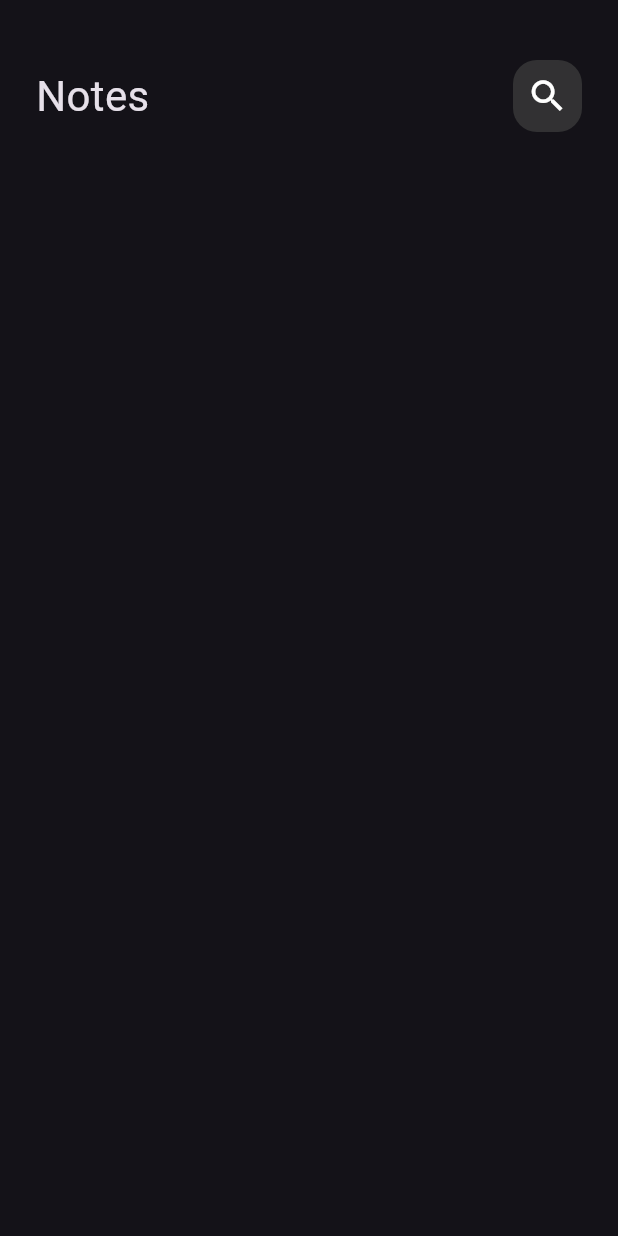
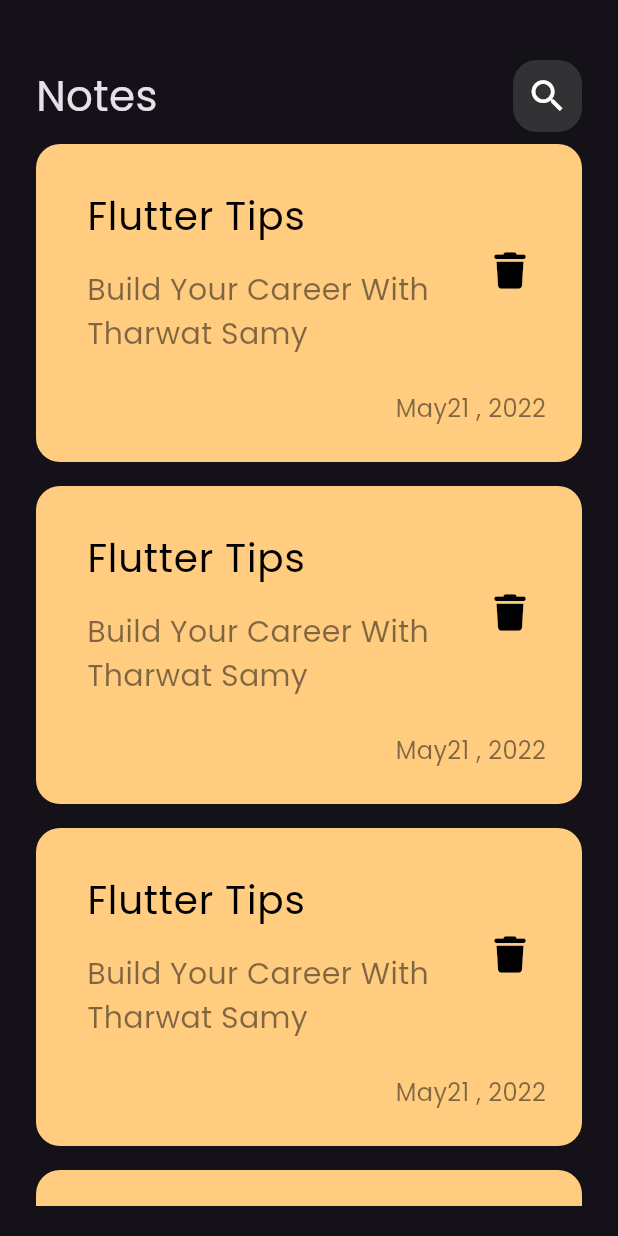
Before and after one commit to laithkhalil17/notes_app_la, a Flutter app: the screen it shows after launch, on a phone screen of 412 x 824 dp. Run offline on Flutter 3.47's test engine with Material 3 defaults, Android fonts, the phone set to English and light mode, and no system bars; our stand-ins replace font_awesome_flutter.

Commit message:
create notes list view

```diff
--- a/lib/main.dart
+++ b/lib/main.dart
@@ -11,7 +11,7 @@
   @override
   Widget build(BuildContext context) {
     return MaterialApp(
-      theme: ThemeData(brightness: Brightness.dark),
+      theme: ThemeData(brightness: Brightness.dark,fontFamily:'Poppins' ),
       home: NotesView(),
     );
   }
--- /dev/null
+++ b/lib/widgets/note_item.dart
@@ -0,0 +1,58 @@
+import 'package:flutter/material.dart';
+import 'package:font_awesome_flutter/font_awesome_flutter.dart';
+
+class NoteItem extends StatelessWidget {
+  const NoteItem({super.key});
+
+  @override
+  Widget build(BuildContext context) {
+    return Container(
+      padding: const EdgeInsets.only(top: 20, bottom: 24, left: 18),
+      decoration: BoxDecoration(
+        color: const Color.fromARGB(255, 255, 204, 128),
+        borderRadius: BorderRadius.circular(16),
+      ),
+      child: Column(
+        crossAxisAlignment: CrossAxisAlignment.end,
+        children: [
+          ListTile(
+            title: const Text(
+              'Flutter Tips',
+              style: TextStyle(color: Colors.black,
+               fontSize: 26),
+            ),
+            subtitle: Padding(
+              padding: const EdgeInsets.only(top: 16,bottom: 16),
+              child: Text(
+                'Build Your Career With Tharwat Samy ',
+                style: TextStyle(
+                    color: Colors.black.withOpacity(.5),
+                    fontSize: 20),
+              ),
+            ),
+            trailing: Padding(
+              padding: const EdgeInsets.only(bottom: 22),
+              child: IconButton(
+                onPressed: () {},
+                icon: const Icon(
+                  FontAwesomeIcons.trash,
+                  color: Colors.black,
+                  size: 24,
+                ),
+              ),
+            ),
+          ),
+          Padding(
+            padding: const EdgeInsets.only(right: 24),
+            child: Text(
+              'May21 , 2022',
+              style:
+                  TextStyle(color: Colors.black.withOpacity(.5),
+                  fontSize: 16),
+            ),
+          )
+        ],
+      ),
+    );
+  }
+}
--- /dev/null
+++ b/lib/widgets/notes_list_view.dart
@@ -0,0 +1,16 @@
+import 'package:flutter/material.dart';
+import 'package:notes_app_la/widgets/note_item.dart';
+
+class NotesListView extends StatelessWidget {
+  const NotesListView({super.key});
+
+  @override
+  Widget build(BuildContext context) {
+    return ListView.builder(itemBuilder: (context, index) {
+      return Padding(
+        padding: const EdgeInsets.symmetric(vertical: 8),
+        child: const NoteItem(),
+      );
+    },);
+  }
+}
--- a/lib/widgets/notes_view_body.dart
+++ b/lib/widgets/notes_view_body.dart
@@ -1,5 +1,7 @@
 import 'package:flutter/material.dart';
 import 'package:notes_app_la/widgets/custom_app_bar.dart';
+import 'package:notes_app_la/widgets/note_item.dart';
+import 'package:notes_app_la/widgets/notes_list_view.dart';
 
 class NotesViewBody extends StatelessWidget {
   const NotesViewBody({super.key});
@@ -13,7 +15,8 @@
           SizedBox(
             height: 20,
           ),
-          CustomAppBar()
+          CustomAppBar(),
+          Expanded(child: NotesListView()),
         ],
       ),
     );
```
Also changed, not shown: pubspec.yaml (+8 -23 lines), Assets/Fonts/Poppins-Regular.ttf (added), pubspec.lock.
